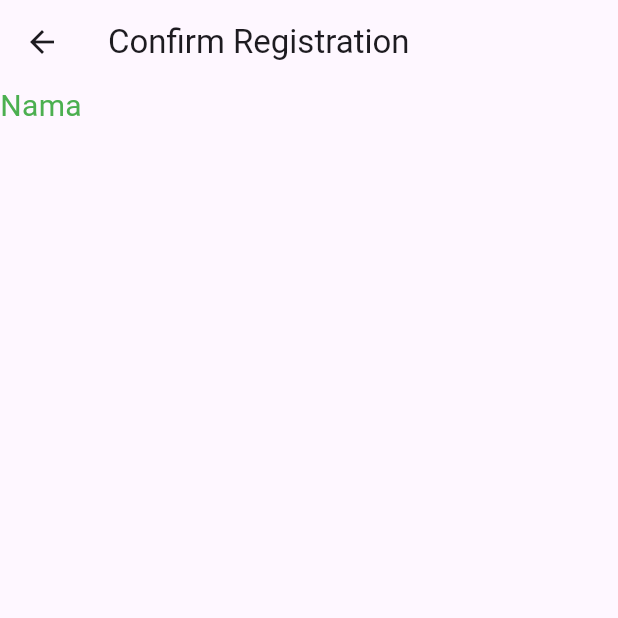
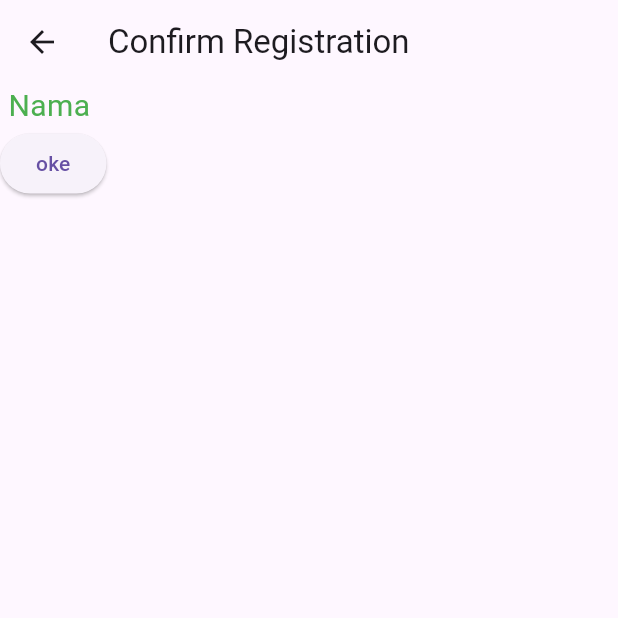
Before and after one commit to AjiSuryawan/belajarflutter11pplg3, a Flutter app: the screen it shows after launch, after a tap on "send", on a phone screen of 412 x 824 dp, the top half of it. Run offline on Flutter 3.47's test engine with Material 3 defaults, Android fonts, the phone set to English and light mode, and no system bars; our stand-ins replace get.

Commit message:
getx routes

```diff
--- a/lib/pages/confirm_registration_page.dart
+++ b/lib/pages/confirm_registration_page.dart
@@ -17,6 +17,12 @@ class ConfirmRegistrationPage extends StatelessWidget {
             style: TextStyle(fontSize: 20, color: Colors.green),
           ),
           // others data jenis kelamin, alamat dll
+          ElevatedButton(
+            onPressed: () {
+              Get.back();
+            },
+            child: Text("oke"),
+          ),
         ],
       ),
     );
```
